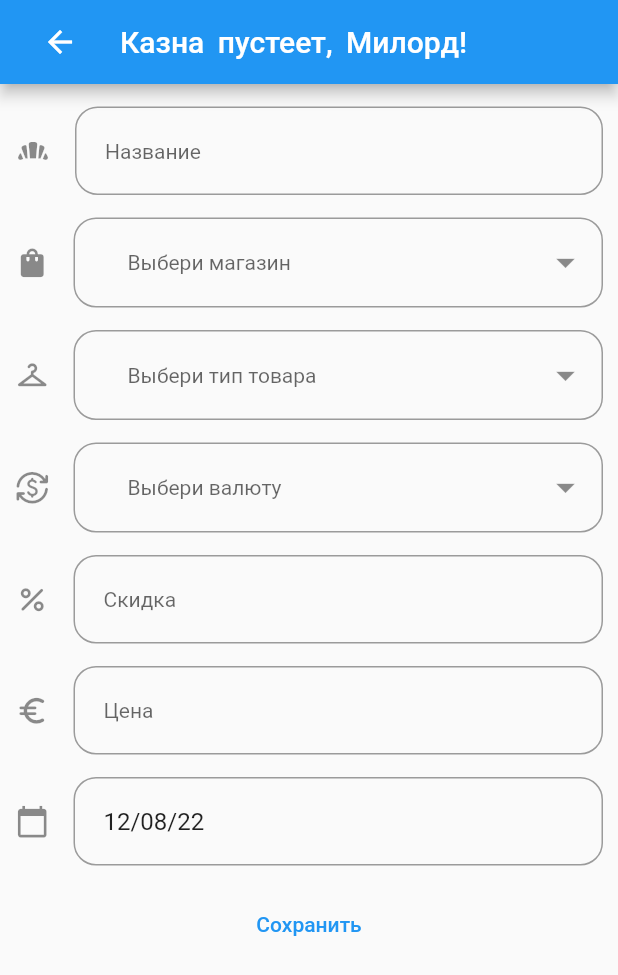
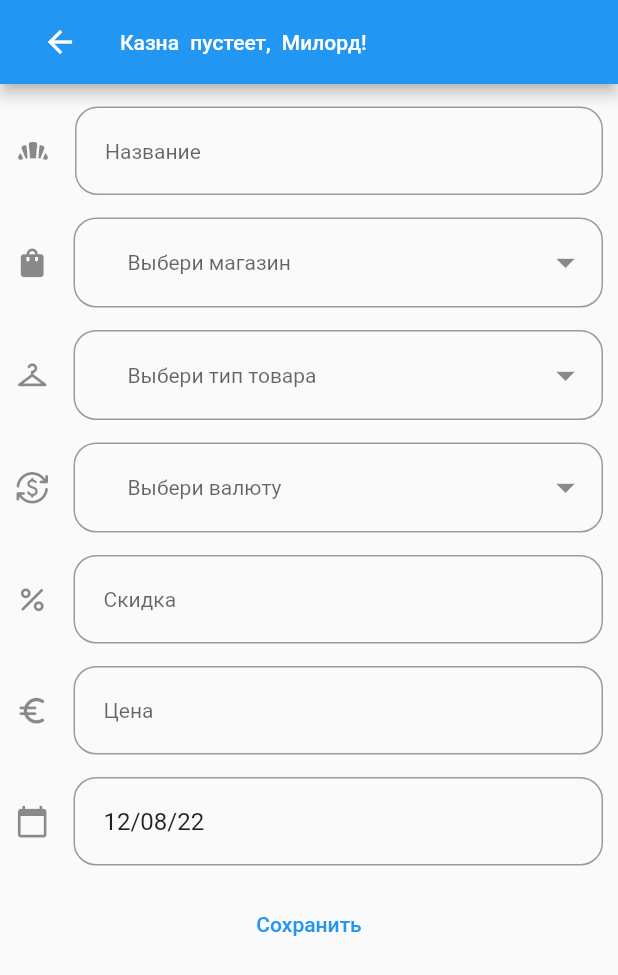
Before and after one commit to AnastasiyaAD/portemonnaie, a Flutter app: the screen it shows after launch, after a tap on the "add" icon, on a phone screen of 412 x 824 dp. Shown: the top 975 px of the screen. Run offline on Flutter 3.47's test engine with Material 2 defaults, Android fonts, the phone set to English and light mode, and no system bars; our stand-ins replace date_format, dropdown_button2, hive; accounts and stored records are empty.

Commit message:
change fontSize

```diff
--- a/lib/presentation/page/buyPage.dart
+++ b/lib/presentation/page/buyPage.dart
@@ -26,7 +26,7 @@ class _BuyPageState extends State<BuyPage> with TickerProviderStateMixin {
             ),
             const Padding(
               padding: EdgeInsets.all(16.0),
-              child: Text('Казна пустеет, Милорд!',style: TextStyle(fontSize: 20.0, wordSpacing: 4))),
+              child: Text('Казна пустеет, Милорд!',style: TextStyle(fontSize: 14.0, wordSpacing: 4))),
           ]),
         ),
       body: const Center(child: BuyForm())
--- a/lib/presentation/page/home.dart
+++ b/lib/presentation/page/home.dart
@@ -30,7 +30,7 @@ class _HomeState extends State<Home> with TickerProviderStateMixin {
             mainAxisAlignment:MainAxisAlignment.spaceBetween,
             children: [
             const Text('Мы не Рокфеллеры пока!\nМы сэкономим и на соли ...',
-                style: TextStyle(fontSize: 16.0, wordSpacing: 4)),
+                style: TextStyle(fontSize: 14.0, wordSpacing: 4)),
             Text(date)
           ]),
           bottom: TabBar(
```
